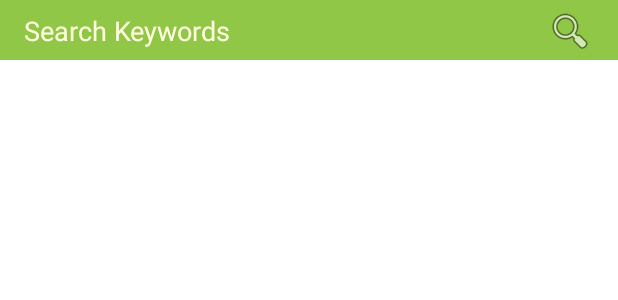
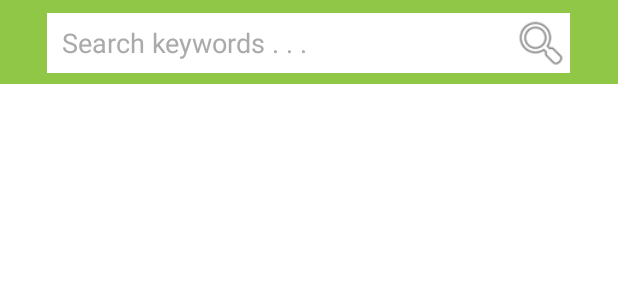
Before and after one commit to blastz0a/thesis_terminal_book, an Android app: the layout layout_toolbar_search.xml on its own in the app's theme, with its tools: preview values and no code run, on a phone screen of 412 x 824 dp. Shown: the top 300 px of the screen. Run offline under Robolectric (Android 15) with nearby library versions, the phone set to English and light mode, and no system bars.

Commit message:
Benerin bug di update terminal, ganti tampilan di search bar
- Benerin bug di update terminal walau sudah ada foto tetapi button update disabled
- Tampilan search bar background sudah warna hijau dan di tengah nya warna putih

```diff
--- a/app/src/main/java/template/solainteractive/com/androidsolatemplate/Constants.java
+++ b/app/src/main/java/template/solainteractive/com/androidsolatemplate/Constants.java
@@ -27,7 +27,7 @@ public class Constants {
 
     public interface URL_API {
 //        String BASE_URL = "https://apidev.recharge.id/backend_recharge_terminalbook/public/api/mobile/";
-        String BASE_URL = "http://192.168.1.208/backend_recharge_terminalbook/public/api/mobile/";
+        String BASE_URL = "http://192.168.1.220/backend_recharge_terminalbook/public/api/mobile/";
 //        String BASE_URL = BuildConfig.BASE_URL;
         //String BASE_URL_RELEASE = "https://apiterminalbook.recharge.id/api/mobile/";
         String UPLOAD = "terminal/upload";
--- a/app/src/main/java/template/solainteractive/com/androidsolatemplate/view/FormTerminalActivity.java
+++ b/app/src/main/java/template/solainteractive/com/androidsolatemplate/view/FormTerminalActivity.java
@@ -503,6 +503,12 @@ public class FormTerminalActivity extends BaseActivity implements FormTerminalCo
         postalCode = etPostalCode.getText().toString();
         description = etDescription.getText().toString();
         scanResult = tvScanResult.getText().toString();
+        avatarPicture = getIntent().getExtras().getString("avatar_picture");
+        if (avatarPicture != null){
+            ivTerminal = true;
+        }
+        System.out.println("Avatar Picture : "+avatarPicture);
+        System.out.println("Has Pict : "+ivTerminal);
         activeStatus = String.valueOf(rgTerminalActiveStatus.indexOfChild(findViewById(rgTerminalActiveStatus.getCheckedRadioButtonId())));
 
         if (address.isEmpty() || name.isEmpty() || metatag.isEmpty() || scanResult.isEmpty()
--- a/app/src/main/java/template/solainteractive/com/androidsolatemplate/view/MapListActivity.java
+++ b/app/src/main/java/template/solainteractive/com/androidsolatemplate/view/MapListActivity.java
@@ -50,6 +50,7 @@ import butterknife.ButterKnife;
 import template.solainteractive.com.androidsolatemplate.Contract.MapListContract;
 import template.solainteractive.com.androidsolatemplate.Presenter.MapList.MapListPresenter;
 import template.solainteractive.com.androidsolatemplate.R;
+import template.solainteractive.com.androidsolatemplate.Utils.Utils;
 import template.solainteractive.com.androidsolatemplate.model.Terminal;
 
 public class MapListActivity extends AppCompatActivity implements MapListContract.View,
@@ -287,7 +288,8 @@ public class MapListActivity extends AppCompatActivity implements MapListContrac
 
         centeredMarker(marker.getPosition());
         initTerminalListCard(index);
-        Toast.makeText(this, "Terminal click : " + terminalList.get(index).getTerminalName(), Toast.LENGTH_SHORT).show();
+        Utils.showSnackBar(llMap,"Terminal click : " + terminalList.get(index).getTerminalName());
+//        Toast.makeText(this, "Terminal click : " + terminalList.get(index).getTerminalName(), Toast.LENGTH_SHORT).show();
 
         return true;
     }
--- a/app/src/main/res/layout/layout_toolbar_search.xml
+++ b/app/src/main/res/layout/layout_toolbar_search.xml
@@ -7,7 +7,7 @@
     <android.support.v7.widget.Toolbar
         android:id="@+id/my_toolbar"
         android:layout_width="match_parent"
-        android:layout_height="40dp"
+        android:layout_height="wrap_content"
         android:background="#91c746"
         android:theme="@style/ThemeOverlay.AppCompat.ActionBar"
         app:popupTheme="@style/ThemeOverlay.AppCompat.Light">
@@ -22,19 +22,29 @@
 
             <EditText
                 android:id="@+id/search_bar_edit_text"
-                android:layout_width="0dp"
-                android:layout_height="32dp"
-                android:layout_weight="1"
-                android:background="#91c746"
-                android:backgroundTint="#91c746"
-                android:hint="Search Keywords"
+                android:layout_width="wrap_content"
+                android:layout_height="40dp"
+                android:layout_marginLeft="15dp"
+                android:layout_marginTop="5dp"
+                android:layout_marginBottom="5dp"
+                android:background="@color/color_white"
+                android:hint="Search keywords . . ."
+                android:singleLine="true"
+                android:paddingLeft="@dimen/padding_margin_10dp"
                 android:inputType="textCapWords"
-                android:textColorHint="#ffffe0" />
+                android:layout_weight="0.95"
+                android:textColorHint="@android:color/darker_gray"/>
             <ImageView
-                android:id="@+id/search_bar_hint_icon"
-                android:layout_width="32dp"
-                android:layout_height="32dp"
-                android:src="@android:drawable/ic_menu_search" />
+                android:layout_width="wrap_content"
+                android:layout_height="40dp"
+                android:layout_gravity="center"
+                android:layout_marginTop="5dp"
+                android:layout_marginBottom="5dp"
+                android:layout_weight="0.05"
+                android:layout_marginRight="15dp"
+                android:background="@color/color_white"
+                android:src="@android:drawable/ic_menu_search"
+                android:id="@+id/search_bar_hint_icon" />
 
         </LinearLayout>
 
--- a/app/src/main/res/layout/terminal_item.xml
+++ b/app/src/main/res/layout/terminal_item.xml
@@ -76,7 +76,7 @@
                     android:paddingLeft="6dp"
                     android:textColor="@color/color_grey_500"
                     android:textSize="14dp"
-                    android:text="0.0"/>
+                    android:text=""/>
 
                 <!--<ImageView-->
                     <!--android:id="@+id/ic_terminal_longitude"-->
```
Also changed, not shown: app/src/main/java/template/solainteractive/com/androidsolatemplate/view/SignIn/SigninActivity.java (+9 -4 lines), 3 other files.
